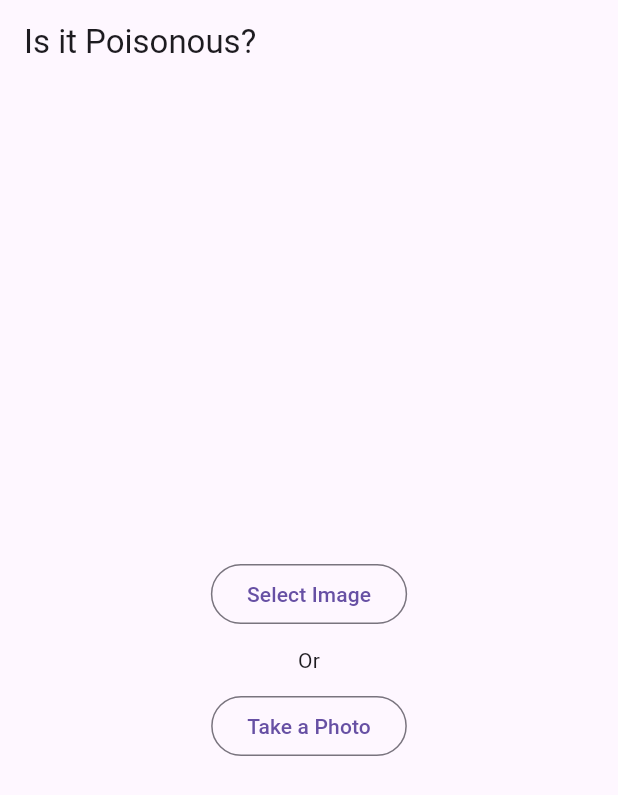
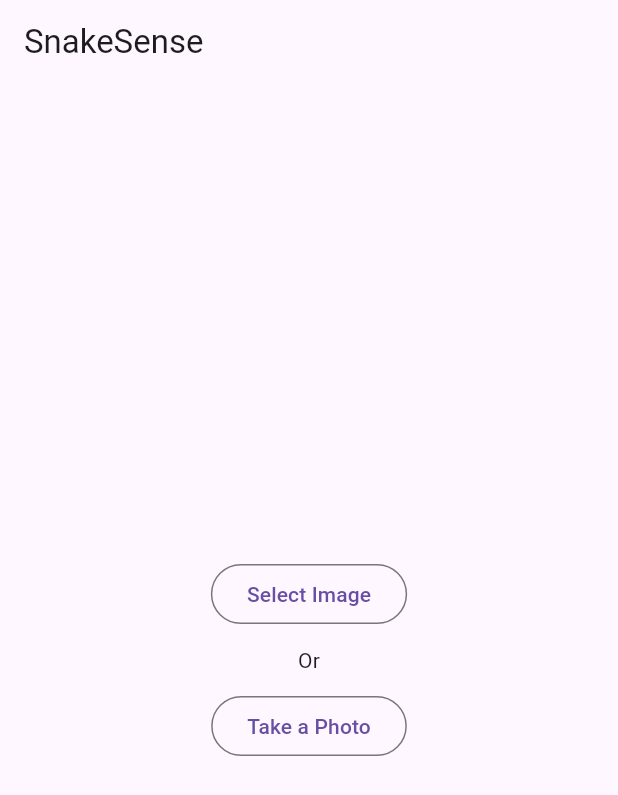
Before and after one commit to lostplusfound/SnakeSense-app, a Flutter app: the screen it shows after launch, on a phone screen of 412 x 824 dp. Shown: the top 795 px of the screen. Run offline on Flutter 3.47's test engine with Material 3 defaults, Android fonts, the phone set to English and light mode, and no system bars; our stand-ins replace cross_file, csv, image_picker; missing offline and left inert: flutter_onnxruntime.

Commit message:
Changed appBar title to "SnakeSense"

```diff
--- a/lib/home_screen.dart
+++ b/lib/home_screen.dart
@@ -7,7 +7,7 @@ class HomeScreen extends StatelessWidget {
   @override
   Widget build(BuildContext context) {
     return Scaffold(
-      appBar: AppBar(title: Text('Is it Poisonous?')),
+      appBar: AppBar(title: Text('SnakeSense')),
       body: ClassifyScreen()
     );
   }
```
